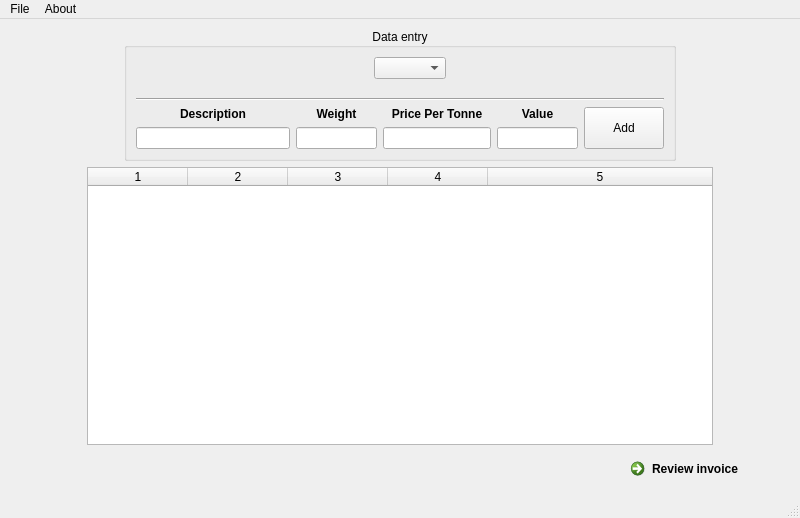
Old version of the form main_program/gui_interface_designs/invoice_window_design.ui in the repository yimenhfeifei/josm-invoice.
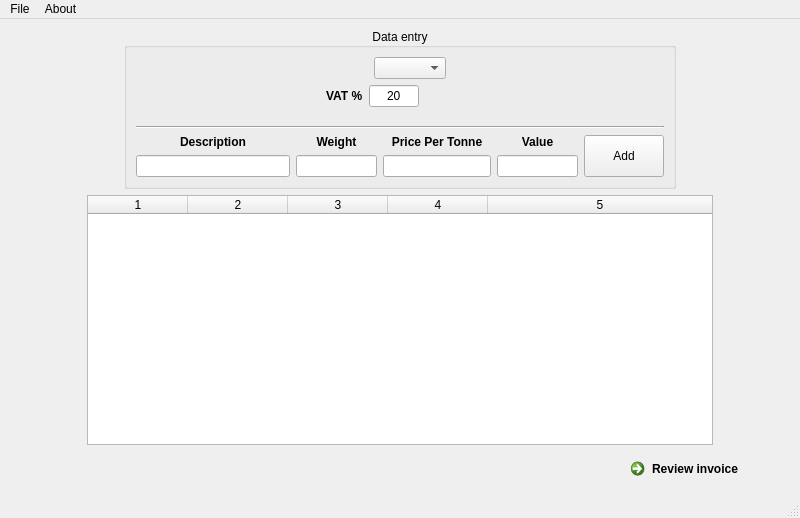
New version of the form. Custom widgets are drawn as their Qt base class.

Commit message: Moved vat rate from file to gui.

The edit to the form file:
```diff
--- a/main_program/gui_interface_designs/invoice_window_design.ui
+++ b/main_program/gui_interface_designs/invoice_window_design.ui
@@ -90,6 +90,78 @@
              </item>
             </layout>
            </item>
+           <item>
+            <layout class="QHBoxLayout" name="horizontalLayout_6">
+             <item>
+              <spacer name="horizontalSpacer_8">
+               <property name="orientation">
+                <enum>Qt::Horizontal</enum>
+               </property>
+               <property name="sizeHint" stdset="0">
+                <size>
+                 <width>190</width>
+                 <height>20</height>
+                </size>
+               </property>
+              </spacer>
+             </item>
+             <item>
+              <widget class="QLabel" name="label_5">
+               <property name="text">
+                <string>&lt;!DOCTYPE HTML PUBLIC &quot;-//W3C//DTD HTML 4.0//EN&quot; &quot;http://www.w3.org/TR/REC-html40/strict.dtd&quot;&gt;
+&lt;html&gt;&lt;head&gt;&lt;meta name=&quot;qrichtext&quot; content=&quot;1&quot; /&gt;&lt;style type=&quot;text/css&quot;&gt;
+p, li { white-space: pre-wrap; }
+&lt;/style&gt;&lt;/head&gt;&lt;body style=&quot; font-family:'Sans Serif'; font-size:9pt; font-weight:400; font-style:normal;&quot;&gt;
+&lt;p style=&quot; margin-top:0px; margin-bottom:0px; margin-left:0px; margin-right:0px; -qt-block-indent:0; text-indent:0px;&quot;&gt;&lt;span style=&quot; font-weight:600;&quot;&gt;VAT %&lt;/span&gt;&lt;/p&gt;&lt;/body&gt;&lt;/html&gt;</string>
+               </property>
+              </widget>
+             </item>
+             <item>
+              <widget class="ValidatingLineEdit" name="vatEdit">
+               <property name="sizePolicy">
+                <sizepolicy hsizetype="Fixed" vsizetype="Fixed">
+                 <horstretch>0</horstretch>
+                 <verstretch>0</verstretch>
+                </sizepolicy>
+               </property>
+               <property name="maximumSize">
+                <size>
+                 <width>50</width>
+                 <height>16777215</height>
+                </size>
+               </property>
+               <property name="toolTip">
+                <string>Line edit that provides custom validation.</string>
+               </property>
+               <property name="whatsThis">
+                <string>Base widget for custom validation.</string>
+               </property>
+               <property name="text">
+                <string>20</string>
+               </property>
+               <property name="alignment">
+                <set>Qt::AlignCenter</set>
+               </property>
+               <property name="regexString" stdset="0">
+                <string>value</string>
+               </property>
+              </widget>
+             </item>
+             <item>
+              <spacer name="horizontalSpacer_9">
+               <property name="orientation">
+                <enum>Qt::Horizontal</enum>
+               </property>
+               <property name="sizeHint" stdset="0">
+                <size>
+                 <width>245</width>
+                 <height>20</height>
+                </size>
+               </property>
+              </spacer>
+             </item>
+            </layout>
+           </item>
            <item>
             <spacer name="verticalSpacer">
              <property name="orientation">
```
The commit also changes 3 other files.
